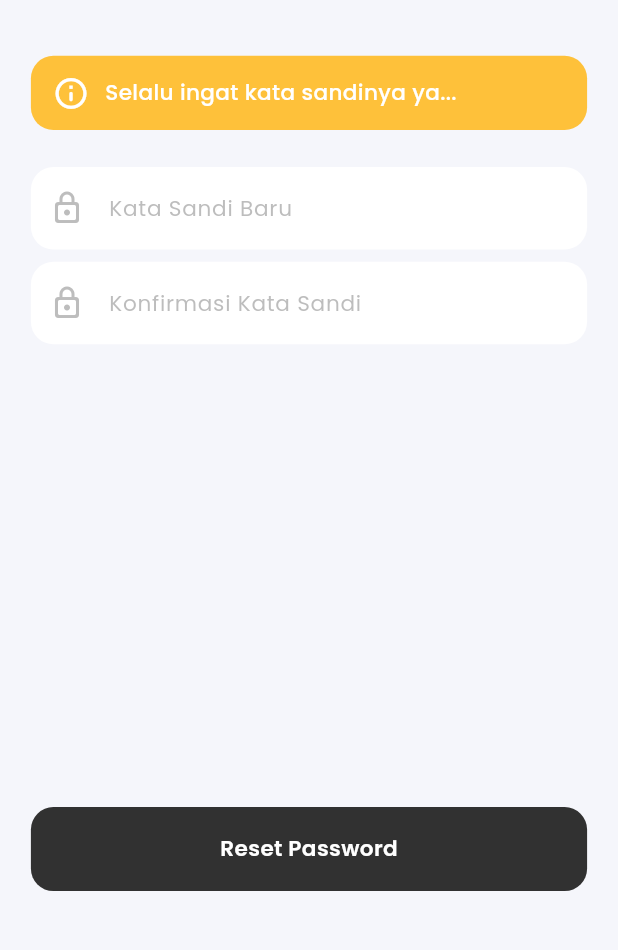
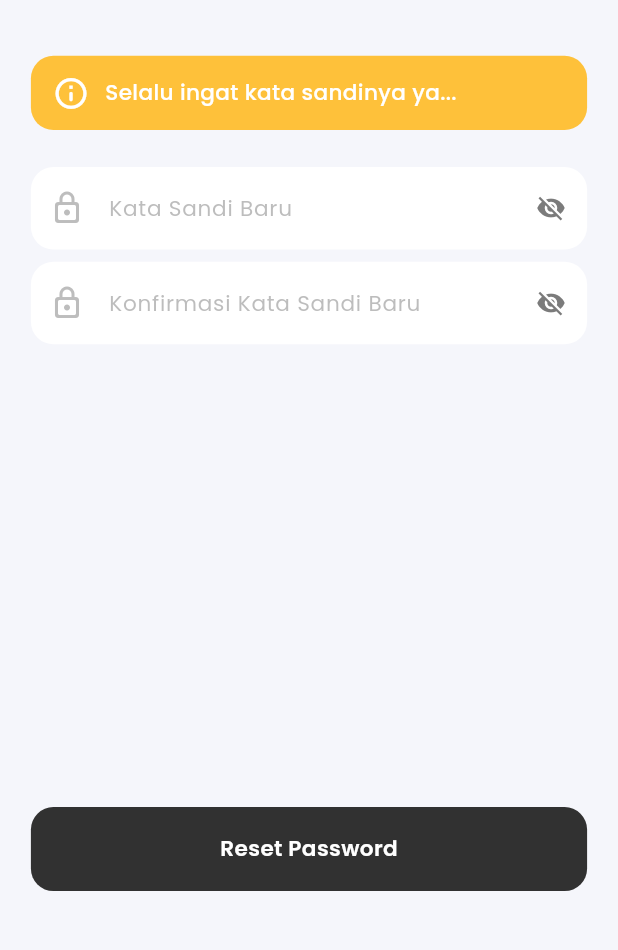
Before and after one commit to Ratih-Shinta/Fun-Education-App, a Flutter app: the ResetPasswordPageView screen opened by its route, on a phone screen of 412 x 824 dp, the part 246-1196 px from its top. Run offline on Flutter 3.47's test engine with Material 3 defaults, Android fonts, the phone set to English and light mode, and no system bars; drawn by our look-alikes of auto_size_text; our stand-ins replace dio, dropdown_button2, easy_date_timeline, firebase_core, firebase_messaging, fl_chart and 12 more; accounts and stored records are empty; network calls fail.

Commit message:
fix [RS] : fix loading button

```diff
--- a/lib/app/api/dio_instance.dart
+++ b/lib/app/api/dio_instance.dart
@@ -111,6 +111,7 @@ class DioInstance {
   //Initialize Interceptors
   initializeInterceptors() {
     _dio.interceptors.add(InterceptorsWrapper(onError: (error, handler) {
+      print('error message : ${error.message}');
       return handler.next(error);
     }, onRequest: (request, handler) {
       print(request.method + " " + request.path);
@@ -118,7 +119,7 @@ class DioInstance {
       return handler.next(request);
     }, onResponse: (response, handler) {
       print(response.data);
-      // print(response.statusCode);
+      print(response.statusCode);
       return handler.next(response);
     }));
   }
--- a/lib/app/global-component/common_button.dart
+++ b/lib/app/global-component/common_button.dart
@@ -46,7 +46,7 @@ class CommonButton extends StatelessWidget {
             isLoading == true
                 ? SizedBox(
                     child: LoadingAnimationWidget.staggeredDotsWave(
-                      color: Colors.white,
+                      color: textColor,
                       size: height * 0.035,
                     ),
                   )
--- a/lib/app/pages/laporan-page/components/peringkat-component/peringkat_component_one.dart
+++ b/lib/app/pages/laporan-page/components/peringkat-component/peringkat_component_one.dart
@@ -154,8 +154,8 @@ class PeringkatComponentOne extends GetView<LaporanPageController> {
                   if (controller.isLoading.value)
                     return Center(child: CircularProgressIndicator());
                   else
-                    return Expanded(
-                      // aspectRatio: 0.8,
+                    return AspectRatio(
+                      aspectRatio: 0.8,
                       child: LineChart(
                         reportLineChart.reportLineChart(),
                       ),
--- a/lib/app/pages/pending-page/pending_page_controller.dart
+++ b/lib/app/pages/pending-page/pending_page_controller.dart
@@ -2,7 +2,7 @@ import 'package:get/get.dart';
 import 'package:pull_to_refresh/pull_to_refresh.dart';
 
 class PendingPageController extends GetxController {
-  RxBool isLoading = true.obs;
+  RxBool isLoading = false.obs;
     RefreshController refreshController = RefreshController();
 
 }
--- a/lib/app/pages/pending-page/pending_page_view.dart
+++ b/lib/app/pages/pending-page/pending_page_view.dart
@@ -98,7 +98,7 @@ class PendingPageView extends GetView<PendingPageController> {
                       );
                     } else {
                       return CommonButton(
-                        isLoading: controller.isLoading.value,
+                        // isLoading: controller.isLoading.value,
                         text: 'Masuk',
                         backgroundColor: silverColor.withOpacity(0.2),
                         textColor: whiteColor,
--- a/lib/app/pages/profile-page/components/profile_component_two.dart
+++ b/lib/app/pages/profile-page/components/profile_component_two.dart
@@ -151,7 +151,8 @@ class ProfileComponentTwo extends GetView<ProfilePageController> {
                   ],
                 ),
                 SizedBox(height: 30),
-                Expanded(
+                AspectRatio(
+                  aspectRatio: 0.8,
                   child: Padding(
                     padding: EdgeInsets.symmetric(
                       horizontal: width * 0.01,
--- a/lib/app/pages/reset-password-page/reset_password_page_view.dart
+++ b/lib/app/pages/reset-password-page/reset_password_page_view.dart
@@ -30,8 +30,7 @@ class ResetPasswordPageView extends GetView<ResetPasswordPageController> {
             child: Column(
               mainAxisAlignment: MainAxisAlignment.spaceBetween,
               children: [
-                Container(
-                  child: Column(
+                Column(
                   crossAxisAlignment: CrossAxisAlignment.start,
                   children: [
                     Row(
@@ -75,38 +74,65 @@ class ResetPasswordPageView extends GetView<ResetPasswordPageController> {
                       text: 'Selalu ingat kata sandinya ya...',
                     ),
                     SizedBox(height: height * 0.03),
-                      Column(
+                    Obx(() {
+                  return Column(
                     children: [
                       CommonTextField(
                         prefixIcon: Icon(Icons.lock_outline_rounded,
                             color: greyColor.withOpacity(0.5)),
                         fieldController: controller.passwordController,
-                            obscureText: false,
+                        obscureText: controller.isVisibleSignIn.value,
                         hintText: 'Kata Sandi Baru',
                         keyboardType: TextInputType.name,
+                        suffixIcon: IconButton(
+                          onPressed: () {
+                            controller.isVisibleSignIn.value =
+                                !controller.isVisibleSignIn.value;
+                          },
+                          icon: Icon(
+                            controller.isVisibleSignIn.value
+                                ? Icons.visibility_off
+                                : Icons.visibility,
+                            size: 20,
+                            color: greyColor,
+                          ),
+                        ),
                       ),
                       SizedBox(height: height * 0.01),
                       CommonTextField(
-                            fieldController:
-                                controller.confirmPasswordController,
-                            obscureText: true,
-                            hintText: 'Konfirmasi Kata Sandi',
+                        fieldController: controller.confirmPasswordController,
+                        obscureText: controller.isVisibleSignInConfirm.value,
+                        hintText: 'Konfirmasi Kata Sandi Baru',
                         keyboardType: TextInputType.name,
+                        suffixIcon: IconButton(
+                          onPressed: () {
+                            controller.isVisibleSignInConfirm.value =
+                                !controller.isVisibleSignInConfirm.value;
+                          },
+                          icon: Icon(
+                            controller.isVisibleSignInConfirm.value
+                                ? Icons.visibility_off
+                                : Icons.visibility,
+                            size: 20,
+                            color: greyColor,
+                          ),
+                        ),
                         prefixIcon: Icon(Icons.lock_outline_rounded,
                             color: greyColor.withOpacity(0.5)),
                       ),
                     ],
-                      ),
+                  );
+                }),
                   ],
                 ),
-                ),
-                CommonButton(
-                  // isLoading: controller.isLoading.value,
+                Obx(() => CommonButton(
+                      isLoading: controller.isLoading.value,
                       text: 'Reset Password',
                       backgroundColor: blackColor,
                       textColor: whiteColor,
                       onPressed: () {
-                    String? validationMessage = controller.validatePassword();
+                        String? validationMessage =
+                            controller.validatePassword();
 
                         if (validationMessage != null) {
                           Get.snackbar(
@@ -120,7 +146,7 @@ class ResetPasswordPageView extends GetView<ResetPasswordPageController> {
                           controller.updateResetPassword();
                         }
                       },
-                )
+                    ))
               ],
             ),
           ),
```
Also changed, not shown: lib/app/pages/login-page/login_page_controller.dart (+24 -5 lines), lib/app/pages/register-page/components/register_component_one.dart (+25 -8 lines), lib/app/pages/register-page/items/password_page_view.dart (+4 -3 lines), lib/app/pages/register-page/register_page_controller.dart (+15 -3 lines), lib/app/pages/reset-password-page/items/email_reset_password_view.dart (+4 -6 lines), lib/app/pages/reset-password-page/items/verification_reset_password_view.dart (+9 -11 lines), lib/app/pages/reset-password-page/reset_password_page_controller.dart (+50 -8 lines), lib/app/pages/verification-page/verification_page_controller.dart (+13 -5 lines), lib/app/pages/verification-page/verification_page_view.dart (+7 -7 lines). Lines whose indentation alone changed are shown as unchanged.
